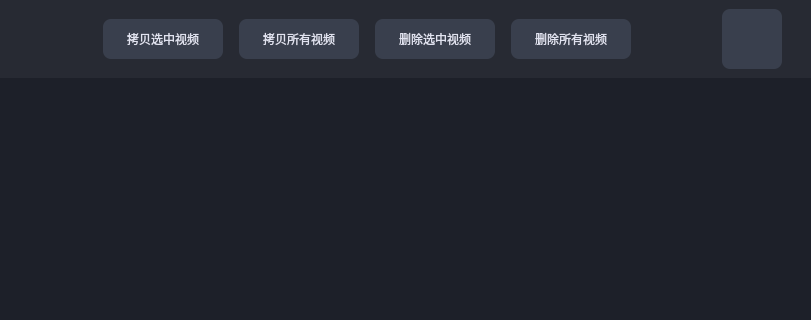
Above: widgets/viewer/videoviewer.ui from wyc15002105071/Recorder before the change; both pictures show x 0 to 811 and y 0 to 320 of the 811 by 505 pixel window. Below: the same form after it.
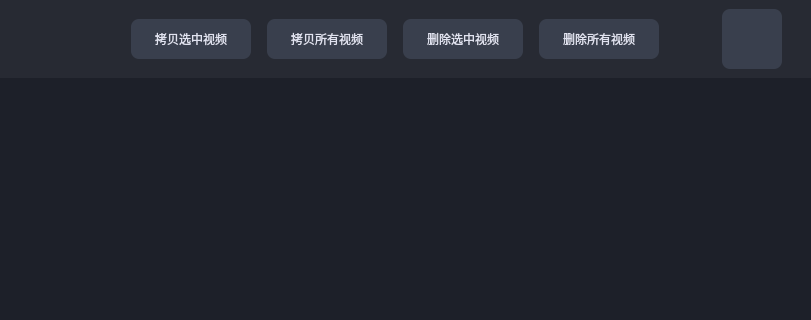
That is the form after the change. Icons and pictures are not drawn.

Commit message: [VideoInputDevice]:support reset after hot plug [MenuWidget]:support auto hide when no operation after 5 seconds [KeyListener]:support serial port type of key [Viewer]:reset back button but no change icon size

```diff
--- a/widgets/viewer/videoviewer.ui
+++ b/widgets/viewer/videoviewer.ui
@@ -89,22 +89,9 @@
 }</string>
      </property>
      <layout class="QHBoxLayout" name="horizontalLayout">
-      <item>
-       <spacer name="horizontalSpacer_2">
-        <property name="orientation">
-         <enum>Qt::Horizontal</enum>
-        </property>
-        <property name="sizeType">
-         <enum>QSizePolicy::Fixed</enum>
-        </property>
-        <property name="sizeHint" stdset="0">
-         <size>
-          <width>20</width>
-          <height>20</height>
-         </size>
-        </property>
-       </spacer>
-      </item>
+      <property name="leftMargin">
+       <number>5</number>
+      </property>
       <item alignment="Qt::AlignLeft">
        <widget class="QPushButton" name="back_btn">
         <property name="sizePolicy">
@@ -115,19 +102,22 @@
         </property>
         <property name="minimumSize">
          <size>
-          <width>28</width>
-          <height>48</height>
+          <width>80</width>
+          <height>60</height>
          </size>
         </property>
         <property name="maximumSize">
          <size>
-          <width>28</width>
-          <height>48</height>
+          <width>80</width>
+          <height>60</height>
          </size>
         </property>
         <property name="text">
          <string/>
         </property>
+        <property name="flat">
+         <bool>true</bool>
+        </property>
        </widget>
       </item>
       <item>
```
Left out of the diff: 2 changed lines with no effect on the pictures. The commit also changes 3 other files.
